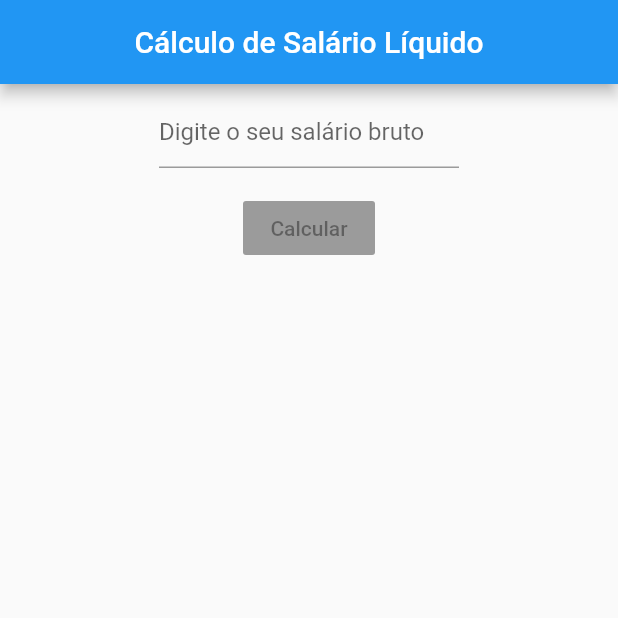
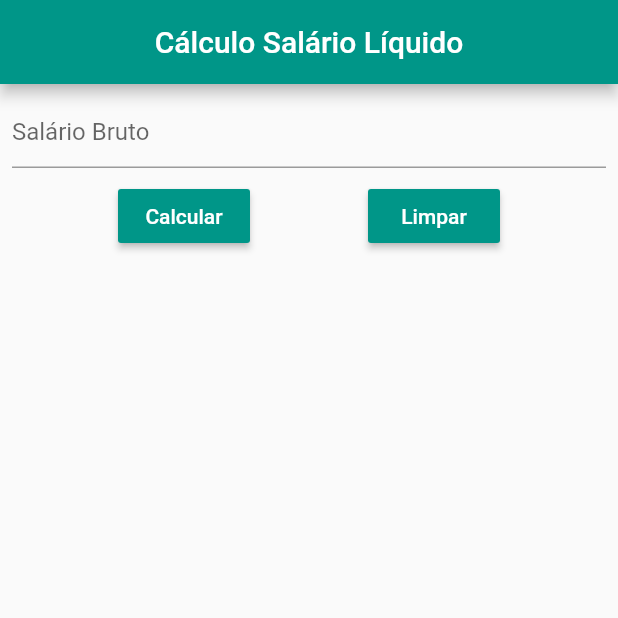
Before and after one commit to MuriloAlexSilva/App-SalarioLiquido, a Flutter app: the screen it shows after launch, on a phone screen of 412 x 824 dp, the top half of it. Run offline on Flutter 3.47's test engine with Material 2 defaults, Android fonts, the light colour scheme and no system bars.

Commit message:
Inserindo o calculo

```diff
--- a/lib/salario.dart
+++ b/lib/salario.dart
@@ -6,41 +6,155 @@ class Salario extends StatefulWidget {
 }
 
 class _SalarioState extends State<Salario> {
+  final key = GlobalKey<ScaffoldState>();
   final TextEditingController _salarioBruto = TextEditingController();
+  var aliquotaInss = 0.0;
+  var descontoInss = 0.0;
+  var aliquotaIrrf = 0.0;
+  var descontoIrrf = 0.0;
+  var salarioLiquido = 0.0;
+  var _isResultadoVisible = false;
 
-  _calcularClick() {}
+  _calcularClick() {
+    try {
+      if (_salarioBruto.text.isEmpty) {
+        key.currentState.showSnackBar(
+            SnackBar(content: Text('Salário Bruto é obrigatório.')));
+      } else {
+        var salario = double.parse(_salarioBruto.text);
+
+        var deducaoInss = 0.0;
+        setState(() {
+          if (salario <= 1045) {
+            aliquotaInss = 7.5;
+          } else if (salario > 1045 && salario <= 2089.60) {
+            aliquotaInss = 9.0;
+            deducaoInss = 15.67;
+          } else if (salario > 2089.60 && salario <= 3134.40) {
+            aliquotaInss = 12.0;
+            deducaoInss = 78.36;
+          } else if (salario > 3134.40) {
+            aliquotaInss = 14.0;
+            deducaoInss = 141.05;
+          }
+          if (salario > 6101.06) {
+            descontoInss = 671.12;
+          } else {
+            descontoInss = salario * aliquotaInss / 100.0 - deducaoInss;
+          }
+
+          var deducaoIrrf = 0.0;
+          if (salario > 1903.98 && salario <= 2826.65) {
+            aliquotaIrrf = 7.5;
+            deducaoIrrf = 142.80;
+          } else if (salario > 2826.65 && salario <= 3751.05) {
+            aliquotaIrrf = 15;
+            deducaoIrrf = 354.80;
+          } else if (salario > 3751.05 && salario <= 4664.68) {
+            aliquotaIrrf = 22.5;
+            deducaoIrrf = 636.13;
+          } else {
+            aliquotaIrrf = 27.5;
+            deducaoIrrf = 869.36;
+          }
+
+          descontoIrrf =
+              (salario - descontoInss) * aliquotaIrrf / 100.0 - deducaoIrrf;
+
+          salarioLiquido = salario - deducaoInss - descontoIrrf;
+
+          _isResultadoVisible = true;
+        });
+      }
+    } catch (e) {
+      key.currentState.showSnackBar(
+          SnackBar(content: Text('Salário Bruto informado é inválido.')));
+    }
+  }
+
+  _limparClick() {
+    setState(() {
+      _salarioBruto.text = '';
+      aliquotaInss = 0.0;
+      descontoInss = 0.0;
+      aliquotaIrrf = 0.0;
+      descontoIrrf = 0.0;
+      salarioLiquido = 0.0;
+      _isResultadoVisible = false;
+    });
+  }
+
   @override
   Widget build(BuildContext context) {
     return Scaffold(
+      key: key,
       appBar: AppBar(
-        title: Text("Cálculo de Salário Líquido"),
+        title: Text('Cálculo Salário Líquido'),
         centerTitle: true,
+        backgroundColor: Colors.teal,
       ),
-      body: Center(
-        child: Column(
+      body: Column(
         children: [
           Padding(
             padding: const EdgeInsets.all(8.0),
-              child: Container(
-                width: 200,
             child: TextField(
               controller: _salarioBruto,
               keyboardType: TextInputType.numberWithOptions(decimal: true),
-                  decoration:
-                      InputDecoration(hintText: "Digite o seu salário bruto"),
+              decoration: InputDecoration(hintText: 'Salário Bruto'),
             ),
           ),
+          Row(
+            mainAxisAlignment: MainAxisAlignment.spaceEvenly,
+            children: [
+              RaisedButton(
+                child: Text('Calcular'),
+                color: Colors.teal,
+                textColor: Colors.white,
+                onPressed: _calcularClick,
               ),
-            Padding(
-              padding: const EdgeInsets.all(8.0),
-              child: RaisedButton(
-                onPressed: _calcularClick(),
-                child: Text("Calcular"),
+              RaisedButton(
+                child: Text('Limpar'),
+                color: Colors.teal,
+                textColor: Colors.white,
+                onPressed: _limparClick,
+              ),
+            ],
+          ),
+          Visibility(
+            visible: _isResultadoVisible,
+            child: Column(
+              children: [
+                Row(
+                    mainAxisAlignment: MainAxisAlignment.spaceEvenly,
+                    children: [Text('Item'), Text('Porcent.'), Text('Valor')]),
+                Row(
+                  mainAxisAlignment: MainAxisAlignment.spaceEvenly,
+                  children: [
+                    Text('INSS'),
+                    Text('$aliquotaInss'),
+                    Text('$descontoInss')
+                  ],
+                ),
+                Row(
+                  mainAxisAlignment: MainAxisAlignment.spaceEvenly,
+                  children: [
+                    Text('IRRF'),
+                    Text('$aliquotaIrrf'),
+                    Text('${descontoIrrf.toStringAsFixed(2)}')
+                  ],
+                ),
+                Row(
+                  mainAxisAlignment: MainAxisAlignment.center,
+                  children: [
+                    Text(
+                        'Salário Líquido: R\$${salarioLiquido.toStringAsFixed(2)}')
+                  ],
+                )
+              ],
             ),
           )
         ],
       ),
-      ),
     );
   }
 }
```
Lines whose indentation alone changed are shown as unchanged.
